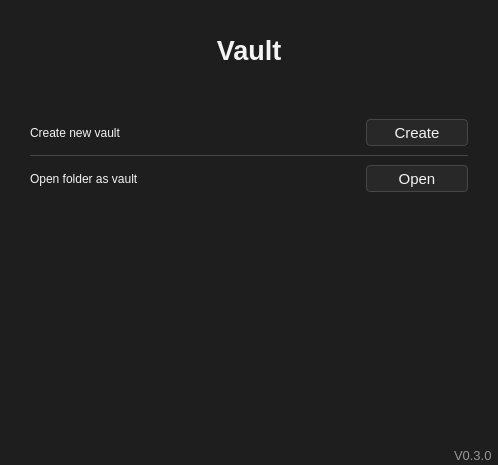
First picture: the form in src/forms/VaultTitle.ui, repository Nothing031/Vault, before the edit.
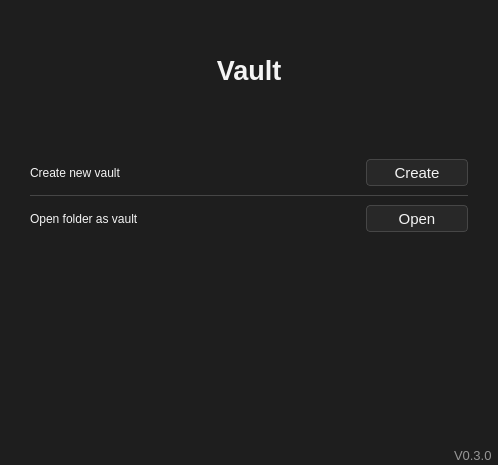
Second picture: the form after the edit.

```diff
--- a/src/forms/VaultTitle.ui
+++ b/src/forms/VaultTitle.ui
@@ -101,7 +101,7 @@
    <item row="0" column="0">
     <widget class="QLabel" name="MainLabel">
      <property name="sizePolicy">
-      <sizepolicy hsizetype="Expanding" vsizetype="Fixed">
+      <sizepolicy hsizetype="Expanding" vsizetype="Preferred">
        <horstretch>0</horstretch>
        <verstretch>0</verstretch>
       </sizepolicy>
@@ -109,13 +109,13 @@
      <property name="minimumSize">
       <size>
        <width>0</width>
-       <height>100</height>
+       <height>140</height>
       </size>
      </property>
      <property name="maximumSize">
       <size>
        <width>16777215</width>
-       <height>100</height>
+       <height>16777215</height>
       </size>
      </property>
      <property name="font">
@@ -199,6 +199,9 @@
      <property name="orientation">
       <enum>Qt::Orientation::Vertical</enum>
      </property>
+     <property name="sizeType">
+      <enum>QSizePolicy::Policy::Expanding</enum>
+     </property>
      <property name="sizeHint" stdset="0">
       <size>
        <width>20</width>
```
